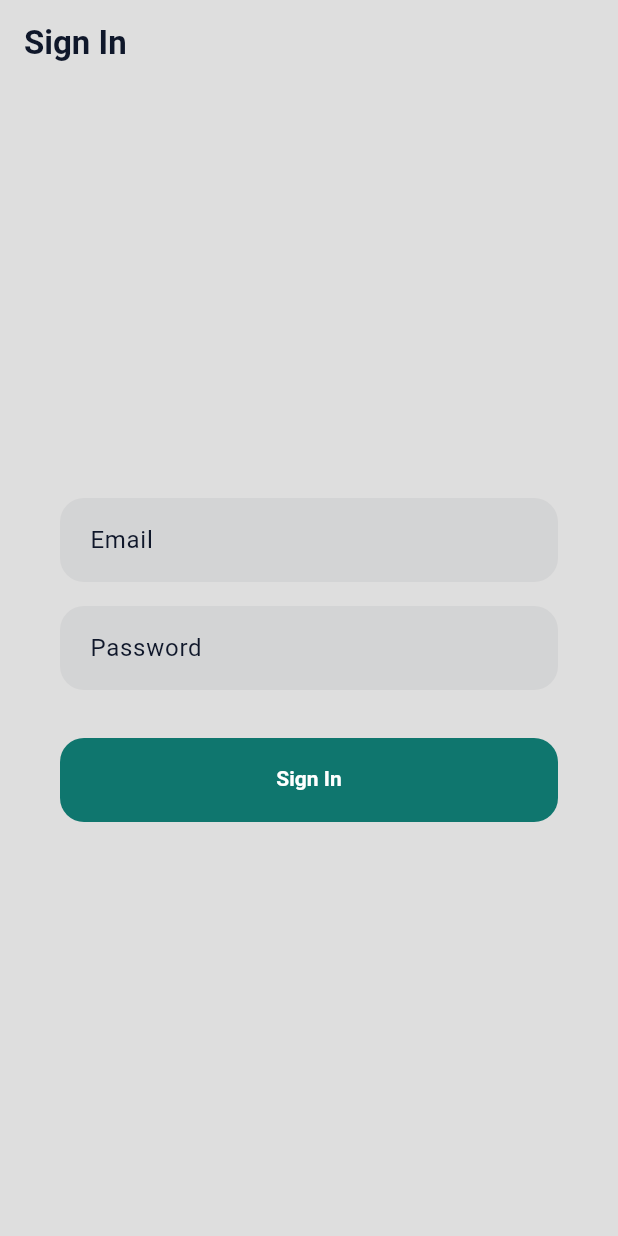
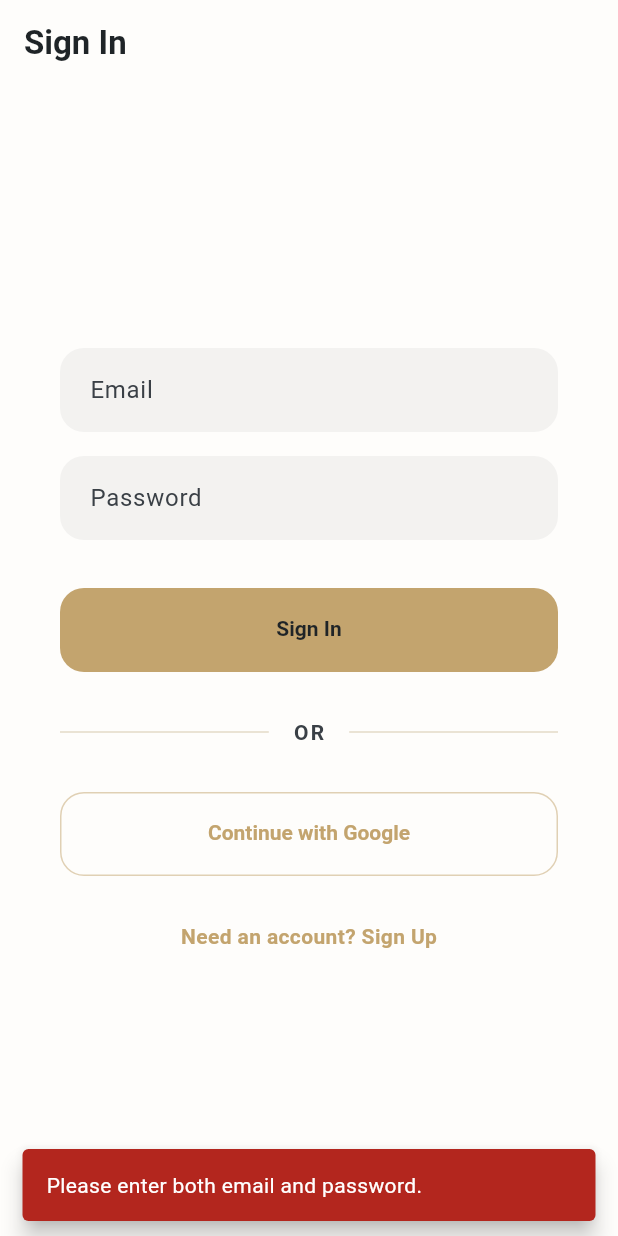
Before and after one commit to EngYoussefElghanam/ThikrSpace, a Flutter app: the screen it shows after launch, after a tap on "Sign In", on a phone screen of 412 x 824 dp. Run offline on Flutter 3.47's test engine with Material 3 defaults, Android fonts, the phone set to English and light mode, and no system bars; our stand-ins replace cloud_firestore, firebase_auth, firebase_core, flutter_bloc, google_sign_in, hive_flutter; accounts and stored records are empty; generated files the repository leaves out were written again.

Commit message:
feat(auth): Day 5 Auth Completeness
- Refactored BetaGate to AccessGate for Open Beta
- Implemented Email/Password Sign Up with Clean Architecture
- Integrated Google Sign-In (v7) with graceful cancellation handling
- Updated AppColors to match ThikrSpace Etsy brand (Parchment, Ink, Gold)
- Added centralized AuthErrorMapper for edge cases (duplicate emails, weak passwords)
- Added unit tests for error mapping and Cubit state transitions

```diff
--- a/lib/core/app/app_shell.dart
+++ b/lib/core/app/app_shell.dart
@@ -1,6 +1,7 @@
 import 'package:cloud_firestore/cloud_firestore.dart';
 import 'package:flutter/material.dart';
 import 'package:flutter_bloc/flutter_bloc.dart';
+import 'package:thikrspace_beta/features/auth/presentation/pages/sign_up_page.dart';
 import 'package:thikrspace_beta/features/onboarding/presentation/pages/onboarding_page.dart';
 import '../../features/access_gate/presentation/cubit/access_gate_cubit.dart';
 
@@ -75,6 +76,7 @@ class AppShell extends StatelessWidget {
               AppRoutes.authGate: (_) => const AuthGate(),
               AppRoutes.devHome: (_) => const DevHomePage(),
               AppRoutes.onBoarding: (_) => const OnboardingPage(),
+              AppRoutes.signUp: (_) => const SignUpPage(),
             },
           );
         },
--- a/lib/core/routing/app_routes.dart
+++ b/lib/core/routing/app_routes.dart
@@ -3,4 +3,5 @@ class AppRoutes {
   static const String devHome = '/dev_home';
   static const String authGate = '/auth_gate';
   static const String onBoarding = '/onboarding';
+  static const String signUp = '/signup';
 }
--- a/lib/core/theme/app_colors.dart
+++ b/lib/core/theme/app_colors.dart
@@ -1,29 +1,118 @@
 import 'package:flutter/material.dart';
 
+/// ThikrSpace palette (matches Etsy banner vibe):
+/// - Parchment + Camel Gold + Ink Charcoal
+/// RULE: All raw hex stays in this file only.
 class AppColors {
-  // Primary Accent: A calm, deep Emerald/Teal
-  static const Color primary = Color(0xFF0F766E); // Tailwind Teal 600
-  static const Color primaryDark = Color(0xFF2DD4BF); // Tailwind Teal 400
+  // Brand anchors
+  static const Color ink = Color(0xFF1F2427); // deep charcoal
+  static const Color inkSoft =
+      Color(0xFF3A4046); // softer charcoal for secondary text
+
+  static const Color parchment = Color(0xFFF6F2EA); // warm paper background
+  static const Color surface =
+      Color(0xFFFEFDFB); // near-white (premium, not harsh)
+  static const Color surfaceAlt = Color(0xFFF0E8DA); // warm elevated surface
+  static const Color outline = Color(0xFFE3DAC7); // subtle borders/dividers
+
+  // Camel gold (from your banner gold range, tuned to be premium)
+  static const Color gold = Color(0xFFC3A46E);
+  static const Color goldSoft =
+      Color(0xFFD8C09A); // lighter gold for containers
+
+  // Dark mode (warm, not bluish)
+  static const Color darkBg = Color(0xFF0F1112);
+  static const Color darkSurface = Color(0xFF171A1C);
+  static const Color darkSurfaceAlt = Color(0xFF1E2225);
+  static const Color darkOutline = Color(0xFF2C3136);
+
+  static const Color darkText = Color(0xFFEDE6DB);
+  static const Color darkTextSoft = Color(0xFFBDB4A7);
+
+  // Status
+  static const Color errorLight = Color(0xFFB3261E);
+  static const Color errorDark = Color(0xFFFFB4AB);
 
   static const ColorScheme lightScheme = ColorScheme.light(
-    primary: primary,
-    onPrimary: Colors.white,
-    secondary: Color(0xFF0369A1),
-    onSecondary: Colors.white,
-    surface: Color.fromARGB(255, 222, 222, 222), // Very light gray background
-    onSurface: Color(0xFF0F172A), // Dark slate text
-    error: Color(0xFFDC2626),
-    onError: Colors.white,
+    // Brand actions / accents
+    primary: gold,
+    onPrimary: ink,
+    primaryContainer: goldSoft,
+    onPrimaryContainer: ink,
+
+    // Secondary emphasis (ink-based chips/labels if needed)
+    secondary: ink,
+    onSecondary: parchment,
+    secondaryContainer: surfaceAlt,
+    onSecondaryContainer: ink,
+
+    // Surfaces
+    background: parchment,
+    onBackground: ink,
+    surface: surface,
+    onSurface: ink,
+    surfaceVariant: surfaceAlt,
+    onSurfaceVariant: inkSoft,
+
+    // Lines / elevation tint
+    outline: outline,
+    surfaceTint: gold,
+
+    // Errors
+    error: errorLight,
+    onError: Color(0xFFFFFFFF),
   );
 
   static const ColorScheme darkScheme = ColorScheme.dark(
-    primary: primaryDark,
-    onPrimary: Color(0xFF042F2E),
-    secondary: Color(0xFF38BDF8),
-    onSecondary: Color(0xFF0C4A6E),
-    surface: Color(0xFF0F172A), // Dark slate background
-    onSurface: Color(0xFFF8FAFC), // Light text
-    error: Color(0xFFEF4444),
-    onError: Colors.white,
+    // Keep gold as the brand accent in dark mode too (slightly brighter)
+    primary: Color(0xFFD2B07A),
+    onPrimary: Color(0xFF0E1011),
+    primaryContainer: Color(0xFF9E8456),
+    onPrimaryContainer: darkText,
+
+    // Secondary stays warm + readable (avoid cold grays)
+    secondary: Color(0xFFE2D4BE),
+    onSecondary: Color(0xFF0E1011),
+    secondaryContainer: darkSurfaceAlt,
+    onSecondaryContainer: darkText,
+
+    // Surfaces
+    background: darkBg,
+    onBackground: darkText,
+    surface: darkSurface,
+    onSurface: darkText,
+    surfaceVariant: darkSurfaceAlt,
+    onSurfaceVariant: darkTextSoft,
+
+    outline: darkOutline,
+    surfaceTint: Color(0xFFD2B07A),
+
+    error: errorDark,
+    onError: Color(0xFF0E1011),
+  );
+
+  /// Extra semantic colors that you’ll actually use in the UI kit
+  /// (use these instead of inventing new ones in screens).
+  static const AppExtras extrasLight = AppExtras(
+    divider: outline,
+    textSecondary: inkSoft,
+    surfaceAlt: surfaceAlt,
+  );
+
+  static const AppExtras extrasDark = AppExtras(
+    divider: darkOutline,
+    textSecondary: darkTextSoft,
+    surfaceAlt: darkSurfaceAlt,
   );
 }
+
+class AppExtras {
+  final Color divider;
+  final Color textSecondary;
+  final Color surfaceAlt;
+  const AppExtras({
+    required this.divider,
+    required this.textSecondary,
+    required this.surfaceAlt,
+  });
+}
--- /dev/null
+++ b/lib/core/utils/auth_error_mapper.dart
@@ -0,0 +1,38 @@
+class AuthErrorMapper {
+  static String getFriendlyMessage(String rawError) {
+    final msg = rawError.toLowerCase();
+
+    // --- 1. Sign In Errors ---
+    if (msg.contains('invalid-credential') ||
+        msg.contains('wrong-password') ||
+        msg.contains('user-not-found')) {
+      return 'Incorrect email or password. Please try again.';
+    }
+
+    // --- 2. Sign Up Errors ---
+    else if (msg.contains('weak-password')) {
+      return 'Your password is too weak. Please use a stronger one.';
+    } else if (msg.contains('email-already-in-use')) {
+      return 'An account already exists for this email.';
+    }
+
+    // --- 3. General Validation & Network ---
+    else if (msg.contains('invalid-email')) {
+      return 'Please enter a valid email address.';
+    } else if (msg.contains('too-many-requests')) {
+      return 'Too many failed attempts. Please try again later.';
+    } else if (msg.contains('network-request-failed')) {
+      return 'No internet connection. Please check your network.';
+    }
+
+    // --- 4. Edge Cases ---
+    else if (msg.contains('account-exists-with-different-credential')) {
+      return 'An account with this email already exists. Please sign in using your password.';
+    } else if (msg.contains('cancel') || msg.contains('popup-closed')) {
+      return 'Sign in was cancelled.';
+    }
+
+    // --- 5. Fallback ---
+    return 'Authentication failed. Please check your credentials and try again.';
+  }
+}
--- a/lib/features/auth/domain/repositories/auth_repository.dart
+++ b/lib/features/auth/domain/repositories/auth_repository.dart
@@ -5,4 +5,6 @@ abstract class AuthRepository {
   Future<AuthUser> signInWithEmail(String email, String password);
   Future<AuthUser> signUpWithEmail(String email, String password);
   Future<void> signOut();
+  Future<AuthUser> signUp(String email, String password);
+  Future<AuthUser?> signInWithGoogle();
 }
--- a/lib/features/auth/presentation/pages/sign_in_page.dart
+++ b/lib/features/auth/presentation/pages/sign_in_page.dart
@@ -1,5 +1,8 @@
 import 'package:flutter/material.dart';
 import 'package:flutter_bloc/flutter_bloc.dart';
+import '../../../../core/routing/app_routes.dart';
+import '../../../../core/theme/app_colors.dart';
+import '../../../../core/utils/auth_error_mapper.dart'; // <-- IMPORT MAPPER
 import '../cubit/auth_cubit.dart';
 import '../../../../core/theme/app_spacing.dart';
 import '../../../../core/ui/app_scaffold.dart';
@@ -25,28 +28,38 @@ class _SignInPageState extends State<SignInPage> {
     super.dispose();
   }
 
+  // Helper for premium floating error messages
+  void _showErrorSnackBar(
+      BuildContext context, String message, ColorScheme colorScheme) {
+    ScaffoldMessenger.of(context).showSnackBar(
+      SnackBar(
+        content: Text(
+          message,
+          style: TextStyle(color: colorScheme.onError),
+        ),
+        backgroundColor: colorScheme.error,
+        behavior: SnackBarBehavior.floating,
+      ),
+    );
+  }
+
   @override
   Widget build(BuildContext context) {
     final colorScheme = Theme.of(context).colorScheme;
 
-    // Notice we use AppScaffold here. It automatically adds the 16px horizontal padding.
     return AppScaffold(
       appBar: AppBar(
-          title: const Text('Sign In'),
-          backgroundColor: Colors.transparent,
-          elevation: 0),
+        title: const Text('Sign In'),
+        backgroundColor: Colors.transparent,
+        elevation: 0,
+      ),
       body: BlocConsumer<AuthCubit, AuthState>(
         listener: (context, state) {
           if (state is AuthError) {
-            ScaffoldMessenger.of(context).showSnackBar(
-              SnackBar(
-                content: Text(
-                  state.message,
-                  style: TextStyle(color: colorScheme.onError),
-                ),
-                backgroundColor: colorScheme.error,
-              ),
-            );
+            // --- PASS RAW ERROR TO MAPPER ---
+            final friendlyMessage =
+                AuthErrorMapper.getFriendlyMessage(state.message);
+            _showErrorSnackBar(context, friendlyMessage, colorScheme);
           }
         },
         builder: (context, state) {
@@ -54,9 +67,8 @@ class _SignInPageState extends State<SignInPage> {
 
           return Center(
             child: AppCard(
-              // The card automatically applies the 20px radius and 16px internal padding
               child: Column(
-                mainAxisSize: MainAxisSize.min, // Wrap content tightly
+                mainAxisSize: MainAxisSize.min,
                 children: [
                   AppTextField(
                     controller: _emailController,
@@ -74,15 +86,70 @@ class _SignInPageState extends State<SignInPage> {
                   const SizedBox(height: AppSpacing.xl),
                   PrimaryButton(
                     text: 'Sign In',
-                    isLoading:
-                        isLoading, // Button handles the spinner logic internally now!
+                    isLoading: isLoading,
                     onPressed: () {
+                      FocusScope.of(context).unfocus(); // Dismiss keyboard
+
                       final email = _emailController.text.trim();
                       final password = _passwordController.text.trim();
-                      if (email.isNotEmpty && password.isNotEmpty) {
-                        context.read<AuthCubit>().signIn(email, password);
+
+                      // Local validation to prevent empty submissions
+                      if (email.isEmpty || password.isEmpty) {
+                        _showErrorSnackBar(
+                            context,
+                            'Please enter both email and password.',
+                            colorScheme);
+                        return;
                       }
+
+                      context.read<AuthCubit>().signIn(email, password);
                     },
+                  ),
+                  const SizedBox(height: AppSpacing.xl),
+                  Row(
+                    children: [
+                      const Expanded(
+                        child: Divider(color: AppColors.outline, thickness: 1),
+                      ),
+                      Padding(
+                        padding: const EdgeInsets.symmetric(
+                            horizontal: AppSpacing.md),
+                        child: Text(
+                          'OR',
+                          style:
+                              Theme.of(context).textTheme.labelLarge?.copyWith(
+                                    color: AppColors.inkSoft,
+                                    letterSpacing: 1.5,
+                                  ),
+                        ),
+                      ),
+                      const Expanded(
+                        child: Divider(color: AppColors.outline, thickness: 1),
+                      ),
+                    ],
+                  ),
+                  const SizedBox(height: AppSpacing.xl),
+                  SecondaryButton(
+                    text: 'Continue with Google',
+                    isLoading: isLoading,
+                    onPressed: () {
+                      FocusScope.of(context).unfocus();
+                      context.read<AuthCubit>().signInWithGoogle();
+                    },
+                  ),
+                  const SizedBox(height: AppSpacing.md),
+                  TextButton(
+                    onPressed: isLoading
+                        ? null
+                        : () =>
+                            Navigator.of(context).pushNamed(AppRoutes.signUp),
+                    child: Text(
+                      'Need an account? Sign Up',
+                      style: Theme.of(context).textTheme.bodyMedium?.copyWith(
+                            color: AppColors.gold,
+                            fontWeight: FontWeight.bold,
+                          ),
+                    ),
                   ),
                 ],
               ),
--- a/pubspec.yaml
+++ b/pubspec.yaml
@@ -35,9 +35,13 @@ dependencies:
   flutter:
     sdk: flutter
   flutter_bloc: ^9.1.1
+  google_sign_in: ^7.2.0
   hive_flutter: ^1.1.0
 
+
 dev_dependencies:
+  bloc_test: ^10.0.0
+  mocktail: ^1.0.4
   flutter_lints: ^6.0.0
   flutter_test:
     sdk: flutter
```
Also changed, not shown: lib/features/access_gate/presentation/pages/access_gate_page.dart (+28 -27 lines), lib/features/auth/data/datasources/firebase_auth_datasource.dart (+32 -0 lines), lib/features/auth/data/repositories/auth_repository_impl.dart (+13 -0 lines), lib/features/auth/domain/usecases/sign_in_with_google.dart (added, +12 -0 lines), lib/features/auth/presentation/cubit/auth_cubit.dart (+35 -0 lines), lib/features/auth/presentation/pages/sign_up_page.dart (added, +173 -0 lines), pubspec.lock, 8 other files.
